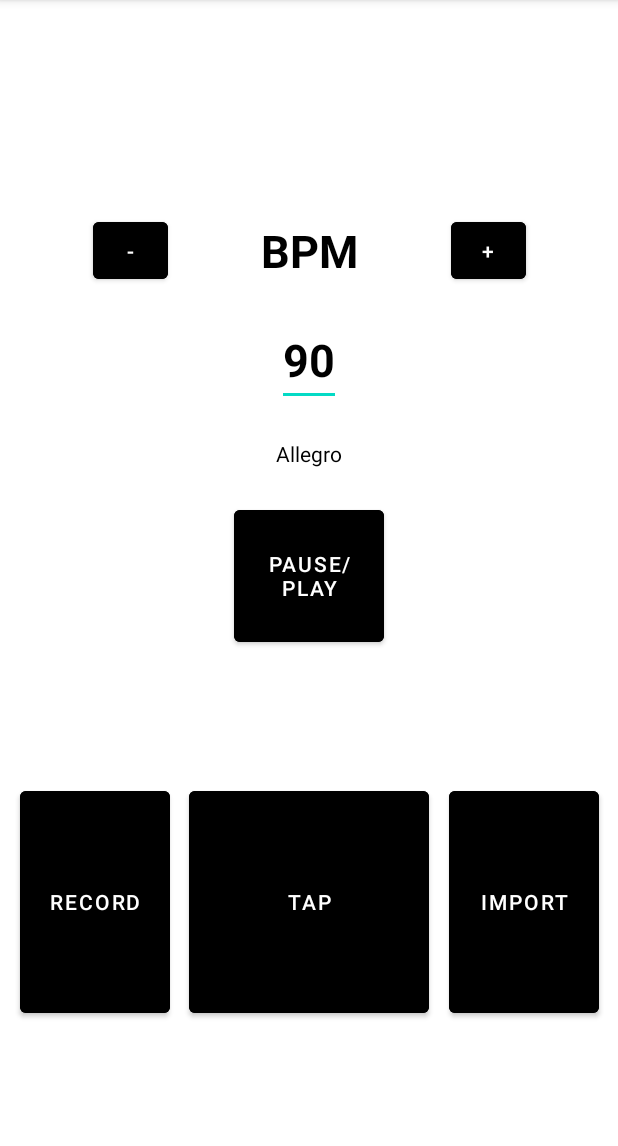
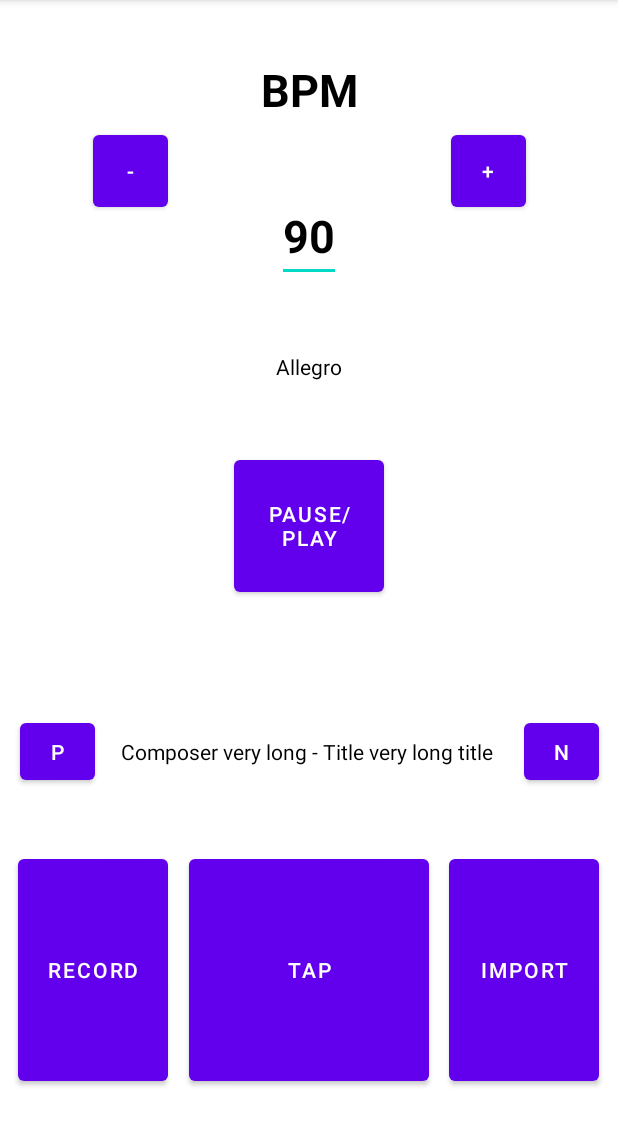
Before and after one commit to Gotfryd/Metronom, an Android app: the screen it shows after launch (MainActivity), after a tap on "IMPORT", on a phone screen of 412 x 824 dp, the part 84-1230 px from its top. Run offline under Robolectric (Android 15) with nearby library versions, the phone set to English and light mode, and no system bars.

Commit message:
Import button, visual changes, bug fixes
Added functionallity for Import button, created 3 new activity objects - 2 buttons and 1 textview that allow to control imported song with its equivelent BPM. Fixed bug where increment or decrement bpm button could turn on metronome without interacting with pause/play button before

```diff
--- a/app/build.gradle
+++ b/app/build.gradle
@@ -28,7 +28,6 @@ android {
 }
 
 dependencies {
-
     implementation 'androidx.appcompat:appcompat:1.5.1'
     implementation 'com.google.android.material:material:1.6.1'
     implementation 'androidx.constraintlayout:constraintlayout:2.1.4'
--- a/app/src/main/AndroidManifest.xml
+++ b/app/src/main/AndroidManifest.xml
@@ -1,11 +1,12 @@
 <?xml version="1.0" encoding="utf-8"?>
 <manifest xmlns:android="http://schemas.android.com/apk/res/android"
     package="pl.pwr.metronom">
-
+    <uses-permission android:name="android.permission.INTERNET"/>
     <application
         android:allowBackup="true"
         android:icon="@mipmap/ic_launcher"
         android:label="@string/app_name"
+
         android:roundIcon="@mipmap/ic_launcher_round"
         android:supportsRtl="true"
         android:theme="@style/Theme.Metronom">
--- a/app/src/main/java/pl/pwr/metronom/MainActivity.java
+++ b/app/src/main/java/pl/pwr/metronom/MainActivity.java
@@ -2,6 +2,7 @@ package pl.pwr.metronom;
 
 import androidx.appcompat.app.AppCompatActivity;
 
+import android.graphics.Color;
 import android.media.MediaPlayer;
 import android.os.Bundle;
 import android.util.Log;
@@ -13,17 +14,28 @@ import android.widget.EditText;
 import android.widget.TextView;
 import android.widget.Toast;
 
+import java.io.BufferedReader;
+import java.io.IOException;
+import java.io.InputStream;
+import java.io.InputStreamReader;
+import java.nio.charset.Charset;
+import java.util.ArrayList;
+import java.util.List;
 import java.util.Timer;
 import java.util.TimerTask;
 
 public class MainActivity extends AppCompatActivity implements View.OnClickListener {
 
     boolean isPlaying = false;
+    boolean importFlag = false;
     int bpmAmount;
 
     MediaPlayer tickSound;;
     Timer tickTimer;
     TimerTask tickTone;
+
+    TextView tempoMarking;
+    TextView songName;
 
     EditText bpmEditTextInc;
 
@@ -33,11 +45,17 @@ public class MainActivity extends AppCompatActivity implements View.OnClickListe
     Button recordButton;
     Button tapButton;
     Button importButton;
+    Button previousSongButton;
+    Button nextSongButton;
 
     @Override
     protected void onCreate(Bundle savedInstanceState) {
         super.onCreate(savedInstanceState);
         setContentView(R.layout.activity_main);
+
+        tempoMarking = (TextView) findViewById(R.id.tempoMarking);
+
+        songName = (TextView) findViewById(R.id.songName);
 
         bpmEditTextInc = (EditText) findViewById(R.id.bpmInteger);
 
@@ -59,6 +77,12 @@ public class MainActivity extends AppCompatActivity implements View.OnClickListe
         importButton = (Button) findViewById(R.id.importButton);
         importButton.setOnClickListener(this);
 
+        previousSongButton = (Button) findViewById(R.id.previousSongButton);
+        previousSongButton.setOnClickListener(this);
+
+        nextSongButton = (Button) findViewById(R.id.nextSongButton);
+        nextSongButton.setOnClickListener(this);
+
 
         tickSound = MediaPlayer.create(this, R.raw.tickeffect);
         tickTimer = new Timer("metronomeCounter", true);
@@ -76,14 +100,50 @@ public class MainActivity extends AppCompatActivity implements View.OnClickListe
             public boolean onEditorAction(TextView v, int actionId, KeyEvent event) {
                 if(actionId == EditorInfo.IME_ACTION_DONE){
                     stopTimer();
-                    startTimer();
+                    if(isPlaying) {
+                        startTimer();
+                    }
                 }
                 return false;
             }
         });
 
+
     }
 
+    List<SongsList> importedSongs = new ArrayList<>();
+
+    public void readSongsData() {
+        InputStream istream = getResources().openRawResource(R.raw.songsdata);
+        BufferedReader reader = new BufferedReader(
+                new InputStreamReader(istream, Charset.forName("UTF-8"))
+        );
+
+        String line = "";
+
+        try {
+            //pomin naglowek pliku csv (Wykonawca, Tytul, Tempo(BPM)
+            reader.readLine();
+
+            while ((line = reader.readLine()) != null) {
+                Log.d("MyActivity", "Line: " + line);
+                // Oddziel znakiem ,
+                String[] tokens = line.split(",");
+
+                //odczytaj dane
+                SongsList sample = new SongsList();
+                sample.setComposer(tokens[0]);                  //
+                sample.setTitle(tokens[1]);                     // mozna zrobic ostrzezenie, ze rekord jest pusty w pliku csv
+                sample.setTrackBpm(Short.parseShort(tokens[2]));//
+                importedSongs.add(sample);
+
+                Log.d("My Activity", "Just created: " + sample);
+            }
+        } catch (IOException e) {
+            Log.wtf("My Activity", "Error reading data file on line" + line, e);
+            e.printStackTrace();
+        }
+    }
 
 
     public void stopTimer(){
@@ -111,18 +171,22 @@ public class MainActivity extends AppCompatActivity implements View.OnClickListe
 
                 bpmAmount = Integer.valueOf(bpmEditTextInc.getText().toString()).intValue();
                 bpmEditTextInc.setText(String.valueOf(bpmAmount+1));
-                //Toast.makeText(MainActivity.this, String.valueOf(bpmAmount+1), Toast.LENGTH_SHORT).show();
+                Toast.makeText(MainActivity.this, String.valueOf(bpmAmount+1), Toast.LENGTH_SHORT).show();
                 stopTimer();
-                startTimer();
+                if(isPlaying) {
+                    startTimer();
+                }
                 break;
 
             case R.id.decrementButton:
 
                 bpmAmount = Integer.valueOf(bpmEditTextInc.getText().toString()).intValue();
                 bpmEditTextInc.setText(String.valueOf(bpmAmount-1));
-                //Toast.makeText(MainActivity.this, String.valueOf(bpmAmount-1), Toast.LENGTH_SHORT).show();
+                Toast.makeText(MainActivity.this, String.valueOf(bpmAmount-1), Toast.LENGTH_SHORT).show();
                 stopTimer();
-                startTimer();
+                if(isPlaying) {
+                    startTimer();
+                }
                 break;
 
             case R.id.pausePlayButton:
@@ -147,9 +211,28 @@ public class MainActivity extends AppCompatActivity implements View.OnClickListe
                 Toast.makeText(MainActivity.this, "recordButton onClick test", Toast.LENGTH_SHORT).show();
                 break;
 
-            case R.id.importButton:
+            case R.id.importButton: //pierwsze klikniecie importuje baze i rozwija 3 przyciski do sterowania, drugie klikniecie zwija przyciski
+                Toast.makeText(MainActivity.this, "importButton onClick test", Toast.LENGTH_SHORT).show();
+                if(!importFlag) {
+                    readSongsData(); // funkcja wczytujaca piosenki z tempem z pliku csv
+                    previousSongButton.setEnabled(true);
+                    nextSongButton.setEnabled(true);
+                    songName.setEnabled(true);
+                    songName.setTextColor(Color.BLACK);
+                    importFlag = true;
 
-                Toast.makeText(MainActivity.this, "importButton onClick test", Toast.LENGTH_SHORT).show();
+                    for (int i = 0; i < importedSongs.size(); i++) { // do testu
+                        System.out.println(importedSongs.get(i));
+                    }
+
+                }
+                else{
+                    previousSongButton.setEnabled(false);
+                    nextSongButton.setEnabled(false);
+                    songName.setEnabled(false);
+                    songName.setTextColor(Color.rgb(136,136,136));
+                    importFlag = false;
+                }
                 break;
 
             default:
--- /dev/null
+++ b/app/src/main/java/pl/pwr/metronom/SongsList.java
@@ -0,0 +1,40 @@
+package pl.pwr.metronom;
+
+public class SongsList {
+    private String composer;
+    private String title;
+    private short trackBpm;
+
+    public String getComposer() {
+        return composer;
+    }
+
+    public void setComposer(String composer) {
+        this.composer = composer;
+    }
+
+    public String getTitle() {
+        return title;
+    }
+
+    public void setTitle(String title) {
+        this.title = title;
+    }
+
+    public short getTrackBpm() {
+        return trackBpm;
+    }
+
+    public void setTrackBpm(short trackBpm) {
+        this.trackBpm = trackBpm;
+    }
+
+    @Override
+    public String toString() {
+        return "SongsList{" +
+                "composer='" + composer + '\'' +
+                ", title='" + title + '\'' +
+                ", trackBpm=" + trackBpm +
+                '}';
+    }
+}
--- a/app/src/main/res/layout/activity_main.xml
+++ b/app/src/main/res/layout/activity_main.xml
@@ -12,13 +12,14 @@
         android:layout_width="wrap_content"
         android:layout_height="wrap_content"
         android:text="BPM"
+        android:textColor="@color/black"
         android:textSize="30sp"
         android:textStyle="bold"
-        android:textColor="@color/black"
         app:layout_constraintBottom_toTopOf="@+id/pausePlayButton"
         app:layout_constraintLeft_toLeftOf="parent"
         app:layout_constraintRight_toRightOf="parent"
-        app:layout_constraintTop_toTopOf="parent" />
+        app:layout_constraintTop_toTopOf="parent"
+        app:layout_constraintVertical_bias="0.15" />
 
     <EditText
         android:id="@+id/bpmInteger"
@@ -51,66 +52,104 @@
         android:layout_width="100dp"
         android:layout_height="100dp"
         android:text="Pause/Play"
-        android:backgroundTint="@color/black"
         app:layout_constraintBottom_toBottomOf="parent"
         app:layout_constraintLeft_toLeftOf="parent"
         app:layout_constraintRight_toRightOf="parent"
-        app:layout_constraintTop_toTopOf="parent" />
+        app:layout_constraintTop_toTopOf="parent"
+        app:layout_constraintVertical_bias="0.45" />
 
     <Button
         android:id="@+id/decrementButton"
         android:layout_width="50dp"
-        android:layout_height="50dp"
+        android:layout_height="60dp"
         android:text="-"
-        android:backgroundTint="@color/black"
         app:layout_constraintBottom_toTopOf="@+id/pausePlayButton"
         app:layout_constraintLeft_toLeftOf="parent"
         app:layout_constraintRight_toLeftOf="@id/bpmString"
-        app:layout_constraintTop_toTopOf="parent" />
+        app:layout_constraintTop_toTopOf="parent"
+        app:layout_constraintVertical_bias="0.35" />
 
     <Button
         android:id="@+id/incrementButton"
         android:layout_width="50dp"
-        android:layout_height="50dp"
+        android:layout_height="60dp"
         android:text="+"
-        android:backgroundTint="@color/black"
         app:layout_constraintBottom_toTopOf="@+id/pausePlayButton"
         app:layout_constraintLeft_toRightOf="@id/bpmString"
         app:layout_constraintRight_toRightOf="parent"
-        app:layout_constraintTop_toTopOf="parent" />
+        app:layout_constraintTop_toTopOf="parent"
+        app:layout_constraintVertical_bias="0.35" />
+
+    <TextView
+        android:id="@+id/songName"
+        android:layout_width="260dp"
+        android:layout_height="50dp"
+        android:gravity="center"
+        android:text="Composer very long - Title very long title "
+        android:textColor="#888888"
+        app:layout_constraintBottom_toTopOf="@+id/tapButton"
+        app:layout_constraintLeft_toLeftOf="parent"
+        app:layout_constraintRight_toRightOf="parent"
+        app:layout_constraintTop_toBottomOf="@id/pausePlayButton"
+        app:layout_constraintVertical_bias="0.65" />
+
+    <Button
+        android:id="@+id/previousSongButton"
+        android:layout_width="50dp"
+        android:layout_height="50dp"
+        android:text="P"
+        app:layout_constraintBottom_toTopOf="@+id/tapButton"
+        app:layout_constraintRight_toLeftOf="@+id/songName"
+        app:layout_constraintLeft_toLeftOf="parent"
+        app:layout_constraintTop_toBottomOf="@id/pausePlayButton"
+        android:enabled="false"
+        app:layout_constraintVertical_bias="0.65" />
+
+    <Button
+        android:id="@+id/nextSongButton"
+        android:layout_width="50dp"
+        android:layout_height="50dp"
+        android:text="N"
+        app:layout_constraintBottom_toTopOf="@+id/tapButton"
+        app:layout_constraintLeft_toRightOf="@+id/songName"
+        app:layout_constraintRight_toRightOf="parent"
+        app:layout_constraintTop_toBottomOf="@id/pausePlayButton"
+        android:enabled="false"
+        app:layout_constraintVertical_bias="0.65" />
 
     <Button
         android:id="@+id/tapButton"
         android:layout_width="160dp"
         android:layout_height="160dp"
         android:text="TAP"
-        android:backgroundTint="@color/black"
         app:layout_constraintBottom_toBottomOf="parent"
         app:layout_constraintLeft_toLeftOf="parent"
         app:layout_constraintRight_toRightOf="parent"
-        app:layout_constraintTop_toBottomOf="@id/pausePlayButton" />
+        app:layout_constraintTop_toBottomOf="@id/pausePlayButton"
+        app:layout_constraintVertical_bias="0.8" />
 
     <Button
         android:id="@+id/recordButton"
         android:layout_width="100dp"
         android:layout_height="160dp"
         android:text="RECORD"
-        android:backgroundTint="@color/black"
         app:layout_constraintBottom_toBottomOf="parent"
+        app:layout_constraintHorizontal_bias="0.461"
         app:layout_constraintLeft_toLeftOf="parent"
         app:layout_constraintRight_toLeftOf="@id/tapButton"
-        app:layout_constraintTop_toBottomOf="@id/pausePlayButton" />
+        app:layout_constraintTop_toBottomOf="@id/pausePlayButton"
+        app:layout_constraintVertical_bias="0.8" />
 
     <Button
         android:id="@+id/importButton"
         android:layout_width="100dp"
         android:layout_height="160dp"
         android:text="IMPORT"
-        android:backgroundTint="@color/black"
         app:layout_constraintBottom_toBottomOf="parent"
         app:layout_constraintLeft_toRightOf="@id/tapButton"
         app:layout_constraintRight_toRightOf="parent"
-        app:layout_constraintTop_toBottomOf="@id/pausePlayButton" />
+        app:layout_constraintTop_toBottomOf="@id/pausePlayButton"
+        app:layout_constraintVertical_bias="0.8" />
 
 
 </androidx.constraintlayout.widget.ConstraintLayout>
```
Also changed, not shown: app/src/main/res/raw/songsdata.csv (added, +10 -0 lines), 2 other files.
